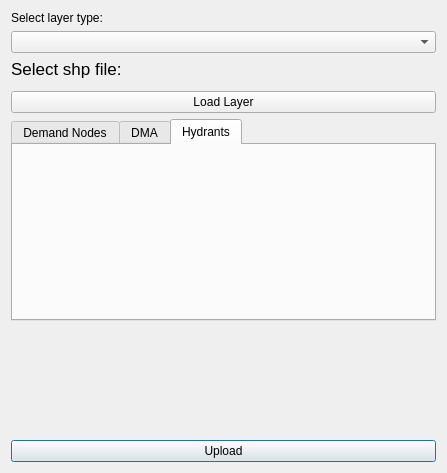
Old version of the form ui/watering_shpImport_dialog.ui in the repository Ingeniousware/QGISWaterIng.
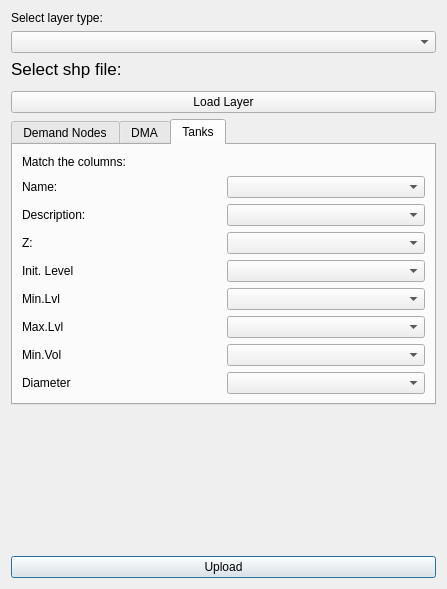
New version of the form. The open tabs and pages were chosen to show the change. Custom widgets are drawn as their Qt base class.

Commit message: new layer for sensor placement

The edit to the form file:
```diff
--- a/ui/watering_shpImport_dialog.ui
+++ b/ui/watering_shpImport_dialog.ui
@@ -10,7 +10,7 @@
     <x>0</x>
     <y>0</y>
     <width>447</width>
-    <height>473</height>
+    <height>589</height>
    </rect>
   </property>
   <property name="windowTitle">
@@ -151,8 +151,97 @@
      </widget>
      <widget class="QWidget" name="hydrantsPage">
       <attribute name="title">
-       <string>Hydrants</string>
+       <string>Tanks</string>
       </attribute>
+      <layout class="QGridLayout" name="gridLayout_4">
+       <item row="1" column="1">
+        <widget class="QComboBox" name="nameTankscomboBox"/>
+       </item>
+       <item row="7" column="0">
+        <widget class="QLabel" name="label_10">
+         <property name="text">
+          <string>Min.Vol</string>
+         </property>
+        </widget>
+       </item>
+       <item row="1" column="0">
+        <widget class="QLabel" name="label_4">
+         <property name="text">
+          <string>Name:</string>
+         </property>
+        </widget>
+       </item>
+       <item row="5" column="0">
+        <widget class="QLabel" name="label_8">
+         <property name="text">
+          <string>Min.Lvl</string>
+         </property>
+        </widget>
+       </item>
+       <item row="3" column="1">
+        <widget class="QComboBox" name="zTankscomboBox"/>
+       </item>
+       <item row="6" column="0">
+        <widget class="QLabel" name="label_9">
+         <property name="text">
+          <string>Max.Lvl</string>
+         </property>
+        </widget>
+       </item>
+       <item row="4" column="1">
+        <widget class="QComboBox" name="initTankscomboBox"/>
+       </item>
+       <item row="2" column="0">
+        <widget class="QLabel" name="label_5">
+         <property name="text">
+          <string>Description:</string>
+         </property>
+        </widget>
+       </item>
+       <item row="2" column="1">
+        <widget class="QComboBox" name="descriptionTankscomboBox"/>
+       </item>
+       <item row="3" column="0">
+        <widget class="QLabel" name="label_6">
+         <property name="text">
+          <string>Z:</string>
+         </property>
+        </widget>
+       </item>
+       <item row="6" column="1">
+        <widget class="QComboBox" name="maxTankscomboBox"/>
+       </item>
+       <item row="7" column="1">
+        <widget class="QComboBox" name="minVTankscomboBox"/>
+       </item>
+       <item row="5" column="1">
+        <widget class="QComboBox" name="minTankscomboBox"/>
+       </item>
+       <item row="4" column="0">
+        <widget class="QLabel" name="label_7">
+         <property name="text">
+          <string>Init. Level</string>
+         </property>
+        </widget>
+       </item>
+       <item row="0" column="0">
+        <widget class="QLabel" name="label_11">
+         <property name="text">
+          <string>Match the columns:</string>
+         </property>
+        </widget>
+       </item>
+       <item row="8" column="0">
+        <widget class="QLabel" name="label_12">
+         <property name="text">
+          <string>Diameter</string>
+         </property>
+        </widget>
+       </item>
+       <item row="8" column="1">
+        <widget class="QComboBox" name="diameterTankscomboBox"/>
+       </item>
+      </layout>
      </widget>
     </widget>
    </item>
```
Left out of the diff: 67 changed lines with no effect on the pictures. The commit also changes 2 other files.
